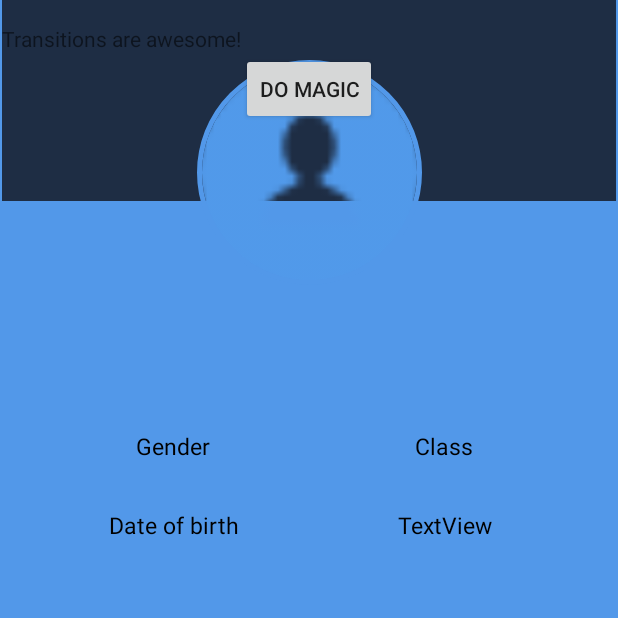
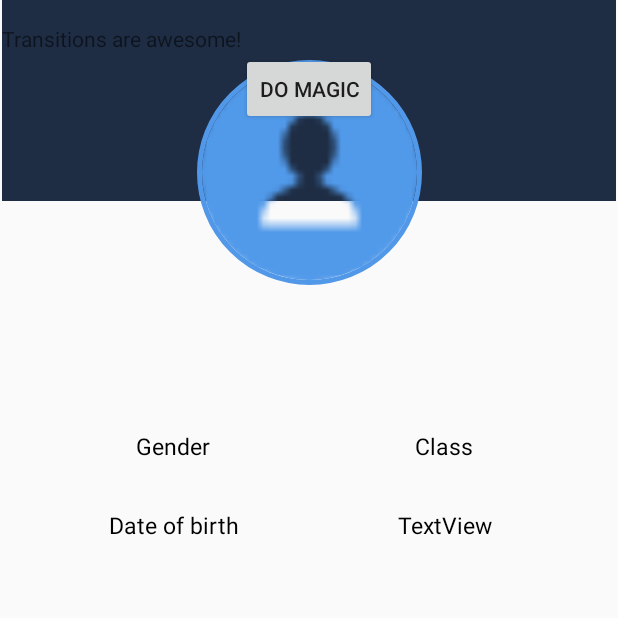
Before and after one commit to samuelthejs/shuta4, an Android app: the StudentTabbedActivity screen opened directly, with no data from a screen before it, on a phone screen of 412 x 824 dp, the top half of it. Run offline under Robolectric (Android 15) with nearby library versions, the phone set to English and light mode, and no system bars; our stand-ins replace CircleImageView; libraries missing offline, so code that uses them is left out: com.transitionseverywhere; 1 statement that could not run was skipped.

Commit message:
Teacher homepage Teacher profile

```diff
--- a/app/src/main/java/com/example/davkimfray/shuta4/StudentTabbedActivity.java
+++ b/app/src/main/java/com/example/davkimfray/shuta4/StudentTabbedActivity.java
@@ -227,6 +227,7 @@ public class StudentTabbedActivity extends Activity {
         AlertDialog alertDialog = builder.create();
         alertDialog.show();
 
+        ///uhhfshjfhskjhf
 
 
 
--- a/app/src/main/java/com/example/davkimfray/shuta4/TeacherHomeActivity.java
+++ b/app/src/main/java/com/example/davkimfray/shuta4/TeacherHomeActivity.java
@@ -36,7 +36,8 @@ public class TeacherHomeActivity extends AppCompatActivity implements View.OnCli
         switch (v.getId()){
             case R.id.btn_profile:
                 Intent intent1 = new Intent(getApplicationContext(),TeacherProfileActivity.class);
-                // i.putExtra(KEY_STU_ID, studentId);
+                // intent1.putExtra(KEY_STU_ID, studentId);
+                ///jhfgj
                 startActivity(intent1);
                 break;
             case R.id.btn_student:
--- a/app/src/main/java/com/example/davkimfray/shuta4/TeacherProfileActivity.java
+++ b/app/src/main/java/com/example/davkimfray/shuta4/TeacherProfileActivity.java
@@ -8,5 +8,6 @@ public class TeacherProfileActivity extends AppCompatActivity {
     public void onCreate(Bundle savedInstanceState){
         super.onCreate(savedInstanceState);
         setContentView(R.layout.activity_teacher_profile);
+        //gjgjgjgjhgjh
     }
 }
--- a/app/src/main/res/layout/activity_login.xml
+++ b/app/src/main/res/layout/activity_login.xml
@@ -4,7 +4,6 @@
     xmlns:tools="http://schemas.android.com/tools"
     android:layout_width="match_parent"
     android:layout_height="match_parent"
-    android:background="#1e2d44"
     android:gravity="center_horizontal"
     android:orientation="vertical"
     android:paddingLeft="20dp"
--- a/app/src/main/res/layout/activity_student_tabbed.xml
+++ b/app/src/main/res/layout/activity_student_tabbed.xml
@@ -4,7 +4,6 @@
     xmlns:tools="http://schemas.android.com/tools"
     android:layout_width="fill_parent"
     android:layout_height="match_parent"
-    android:background="#5298E9"
     tools:context=".StudentTabbedActivity">
 
     <TabHost
@@ -37,8 +36,7 @@
                     android:id="@+id/tab1"
                     android:layout_width="match_parent"
                     android:layout_height="match_parent"
-                    android:layout_gravity="center"
-                    android:background="#5298E9">
+                    android:layout_gravity="center">
 
                     <LinearLayout
                         android:id="@+id/linearLayout"
@@ -259,16 +257,15 @@
                         android:orientation="vertical">
 
 
-
                         <TextView
                             android:id="@+id/text"
                             android:layout_width="wrap_content"
                             android:layout_height="wrap_content"
                             android:layout_marginTop="16dp"
-                        android:text="Transitions are awesome!"
-                         />
+                            android:text="Transitions are awesome!" />
 
                     </LinearLayout>
+
                     <Button
                         android:id="@+id/button"
                         android:layout_width="wrap_content"
--- a/app/src/main/res/layout/activity_teacher_home.xml
+++ b/app/src/main/res/layout/activity_teacher_home.xml
@@ -116,7 +116,7 @@
             android:layout_height="wrap_content"
             android:drawableTop="@drawable/ic_group_black_24dp"
             android:gravity="top|center_horizontal"
-            android:text="Events"
+            android:text="nyingine"
             android:textAllCaps="false" />
     </LinearLayout>
 
--- a/app/src/main/res/layout/activity_teacher_profile.xml
+++ b/app/src/main/res/layout/activity_teacher_profile.xml
@@ -5,8 +5,7 @@
     android:id="@+id/relativeLayout"
     android:layout_width="match_parent"
     android:layout_height="match_parent"
-    android:layout_gravity="center"
-    android:background="#5298E9">
+    android:layout_gravity="center">
 
     <LinearLayout
         android:id="@+id/linearLayout"
--- a/app/src/main/res/layout/content_registration.xml
+++ b/app/src/main/res/layout/content_registration.xml
@@ -93,7 +93,7 @@
         android:layout_alignParentBottom="true"
         android:layout_marginStart="3dp"
         android:layout_marginBottom="53dp"
-        android:background="@color/design_default_color_primary"
+        android:background="@color/clrButton"
         android:text="REGISTER"
         android:textColor="@color/color1"
         android:textSize="18sp"
--- a/app/src/main/res/values/colors.xml
+++ b/app/src/main/res/values/colors.xml
@@ -7,5 +7,5 @@
     <color name="color2">#176593</color>
     <color name="color3">#df4811</color>
     <color name="color4">#637187</color>
-    <color name="clrButton">#644884</color>
+    <color name="clrButton">#597174</color>
 </resources>
```
Also changed, not shown: app/src/main/java/com/example/davkimfray/shuta4/LoginActivity.java (+6 -5 lines). Lines whose indentation alone changed are shown as unchanged.
